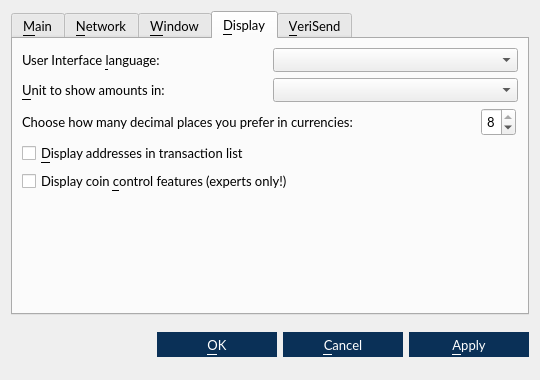
Above: src/qt/forms/optionsdialog.ui from VeriConomy/vericoin before the change. Below: the same form after it.
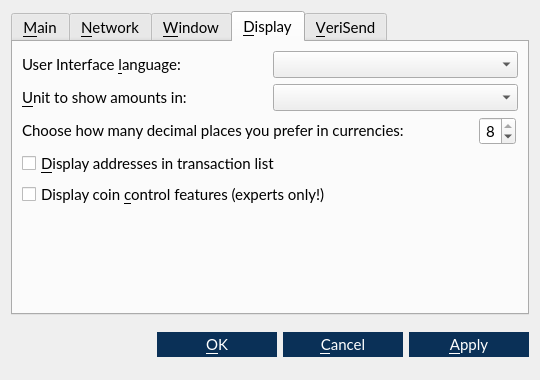
That is the form after the change. Custom widgets are drawn as their Qt base class.

What changed in the file:
```diff
--- a/src/qt/forms/optionsdialog.ui
+++ b/src/qt/forms/optionsdialog.ui
@@ -26,7 +26,7 @@
     <widget class="QTabWidget" name="veriSendOptions">
      <property name="font">
       <font>
-       <pointsize>10</pointsize>
+       <pointsize>11</pointsize>
       </font>
      </property>
      <property name="tabPosition">
@@ -352,7 +352,7 @@
           <widget class="QLabel" name="langLabel">
            <property name="font">
             <font>
-             <pointsize>10</pointsize>
+             <pointsize>11</pointsize>
             </font>
            </property>
            <property name="text">
@@ -381,7 +381,7 @@
           <widget class="QLabel" name="unitLabel">
            <property name="font">
             <font>
-             <pointsize>10</pointsize>
+             <pointsize>11</pointsize>
             </font>
            </property>
            <property name="text">
@@ -446,7 +446,7 @@
            </property>
            <property name="font">
             <font>
-             <pointsize>10</pointsize>
+             <pointsize>11</pointsize>
             </font>
            </property>
            <property name="layoutDirection">
@@ -479,7 +479,7 @@
            </property>
            <property name="font">
             <font>
-             <pointsize>10</pointsize>
+             <pointsize>11</pointsize>
             </font>
            </property>
            <property name="toolTip">
@@ -505,7 +505,7 @@
         <widget class="QCheckBox" name="displayAddresses">
          <property name="font">
           <font>
-           <pointsize>10</pointsize>
+           <pointsize>11</pointsize>
           </font>
          </property>
          <property name="toolTip">
@@ -520,7 +520,7 @@
         <widget class="QCheckBox" name="coinControlFeatures">
          <property name="font">
           <font>
-           <pointsize>10</pointsize>
+           <pointsize>11</pointsize>
           </font>
          </property>
          <property name="toolTip">
@@ -660,7 +660,7 @@
        <property name="font">
         <font>
          <family>Lato</family>
-         <pointsize>10</pointsize>
+         <pointsize>11</pointsize>
         </font>
        </property>
        <property name="styleSheet">
@@ -683,7 +683,7 @@
        <property name="font">
         <font>
          <family>Lato</family>
-         <pointsize>10</pointsize>
+         <pointsize>11</pointsize>
         </font>
        </property>
        <property name="styleSheet">
@@ -709,7 +709,7 @@
        <property name="font">
         <font>
          <family>Lato</family>
-         <pointsize>10</pointsize>
+         <pointsize>11</pointsize>
         </font>
        </property>
        <property name="styleSheet">
```
Left out of the diff: 2 changed lines with no effect on the pictures.
